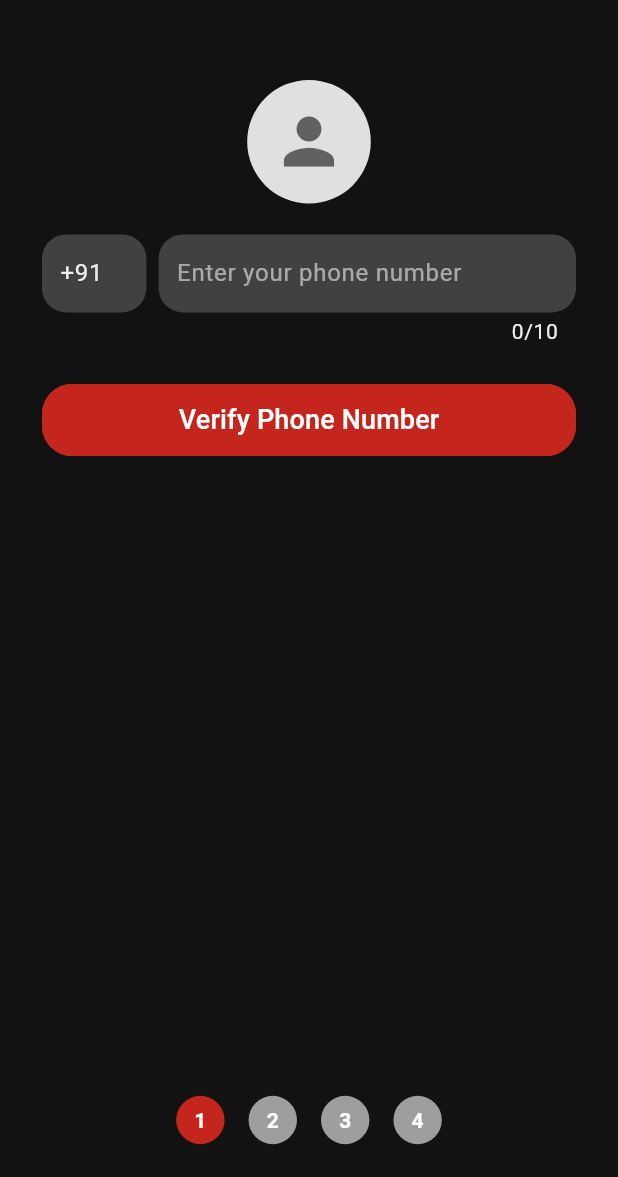
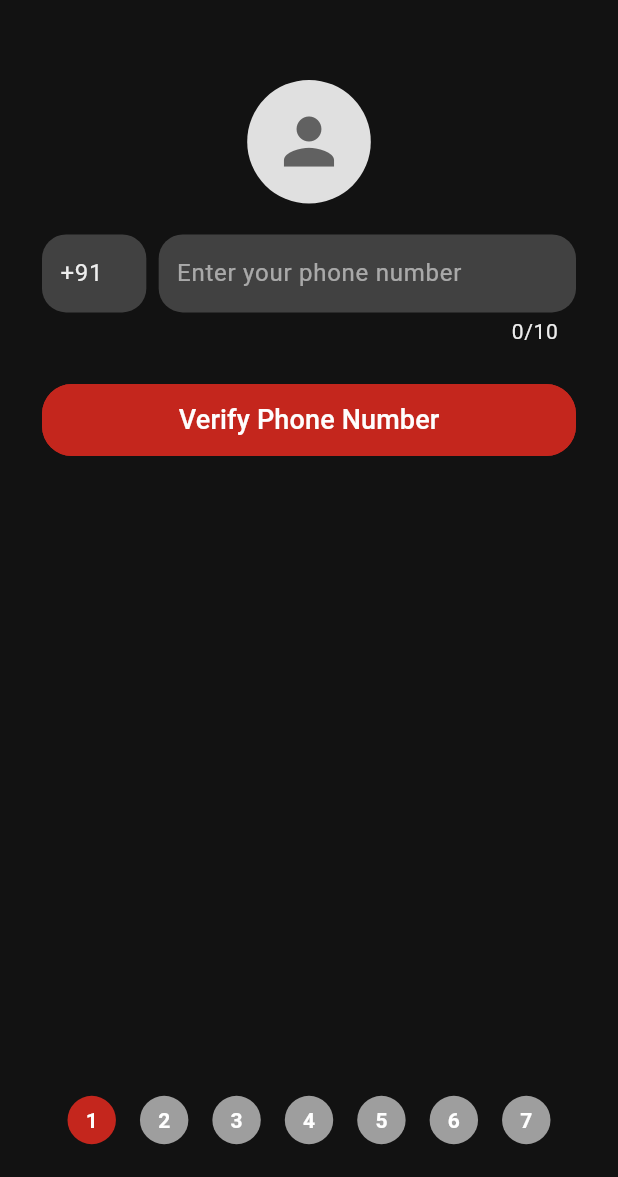
Before and after one commit to anushhhka/commu, a Flutter app: the VillageMember screen opened directly, on a phone screen of 412 x 824 dp, the part 59-1236 px from its top. Run offline on Flutter 3.47's test engine with Material 3 defaults, Android fonts, the phone set to English and light mode, and no system bars; our stand-ins replace cloud_firestore, firebase_auth, firebase_core, firebase_storage, fluttertoast, image_picker and 1 more; accounts and stored records are empty; generated files the repository leaves out were written again.

Commit message:
Changed fields for signup

```diff
--- a/lib/constants/app_constants.dart
+++ b/lib/constants/app_constants.dart
@@ -1,15 +1,14 @@
 class AppConstants {
   final List<String> villageMemberFirstPageQuestions = [
     "Email",
-    "Full Name of the Member",
+    "First Name",
     "Middle Name / Husband's Name",
     "Mother's Name (Not to be filled by married woman)",
-    "Mobile/Whatsapp Number",
   ];
 
   final List<String> villageMemberSecondPageQuestions = [
     "Grandfather's Name/Father in law's name",
-    "Grandmother's name",
+    "Grandmother's Name/ Mother in law's name",
     "Surname",
     "Full Name of Family Head",
     "Relation with Head of the family",
@@ -17,12 +16,36 @@ class AppConstants {
 
   final List<String> villageMemberThirdPageQuestions = [
     "Date of Birth",
-    "Hobbies",
     "Education",
     "Education Status",
     "Blood Group",
-    "Whatsapp Number",
-    "Mobile Number",
+    "Mobile Number / Whatsapp Number",
+    "Additional Number",
+    "Hobbies",
+  ];
+
+  final List<String> villageMemberFourthPageQuestions = [
+    "Residential Address",
+    "State",
+    "Pin Code",
+    "Activity/Employee Status",
+    "Business/Office Address",
+  ];
+
+  final List<String> villageMemberFifthPageQuestions = [
+    "Marital Status",
+    "Marriage Date",
+    "Mavitra Name (If married)",
+    "Mavitra Village Name (If married)",
+    "Total number of family members residing at the same address",
+  ];
+
+  final List<String> villageMemberSixthPageQuestions = [
+    "Full Name of Family Head",
+    "Relation with Head of the family",
+    "Education Status",
+    "Mavitra Name (If married)",
+    "Mavitra Village Name (If married)",
   ];
 
   final List<String> niyaniFirstPageQuestions = [
@@ -34,11 +57,11 @@ class AppConstants {
 
   final List<String> niyaniSecondPageQuestions = [
     "Date of Birth",
-    "Hobbies",
     "Education",
     "Blood Group",
-    "Mobile Number",
-    "Additional Number"
+    "Mobile Number/Whatsapp Number",
+    "Additional Number",
+    "Hobbies",
   ];
 
   final List<String> niyaniThirdPageQuestions = [
@@ -49,10 +72,10 @@ class AppConstants {
   ];
 
   final List<String> niyaniFourthPageQuestions = [
-    "Total number of family members residing at the same address",
     "Activity/Employee Status",
     "Own or Family's Business/Office Address",
+    "Marriage Date",
     "Marital Status",
-    "Marriage Date"
+    "Total number of family members residing at the same address",
   ];
 }
--- a/lib/screens/auth/signup/niyani.dart
+++ b/lib/screens/auth/signup/niyani.dart
@@ -122,12 +122,12 @@ class _NiyaniState extends State<Niyani> {
         storageUrl = null;
       } else {
         storageUrl = await FirebaseStorageService()
-            .uploadImage(_image!, _secondPageControllers[4].text);
+            .uploadImage(_image!, _phoneNumberController.text);
       }
 
       // Save answers using the service
       bool response = await FirebaseSignUpService().saveNiyaniDetails(
-        userId: _secondPageControllers[4].text,
+        userId: _phoneNumberController.text,
         data: data,
         imagePath: storageUrl,
       );
--- a/lib/screens/auth/signup/village_member.dart
+++ b/lib/screens/auth/signup/village_member.dart
@@ -25,7 +25,15 @@ class _VillageMemberState extends State<VillageMember> {
   final ImagePicker _picker = ImagePicker();
   final PageController _pageController = PageController();
   int _currentPage = 0;
-  final List<bool> _pageValidationStatus = [false, false, false, false];
+  final List<bool> _pageValidationStatus = [
+    false,
+    false,
+    false,
+    false,
+    false,
+    false,
+    false
+  ];
   final TextEditingController _phoneNumberController = TextEditingController();
 
   final AppConstants _appConstants = AppConstants();
@@ -34,12 +42,18 @@ class _VillageMemberState extends State<VillageMember> {
   List<TextEditingController> _firstPageControllers = [];
   List<TextEditingController> _secondPageControllers = [];
   List<TextEditingController> _thirdPageControllers = [];
+  List<TextEditingController> _fourthPageControllers = [];
+  List<TextEditingController> _fifthPageControllers = [];
+  List<TextEditingController> _sixthPageControllers = [];
 
   // Separate GlobalKey<FormState> for each page
   final GlobalKey<FormState> _zerothPageFormKey = GlobalKey<FormState>();
   final GlobalKey<FormState> _firstPageFormKey = GlobalKey<FormState>();
   final GlobalKey<FormState> _secondPageFormKey = GlobalKey<FormState>();
   final GlobalKey<FormState> _thirdPageFormKey = GlobalKey<FormState>();
+  final GlobalKey<FormState> _fourthPageFormKey = GlobalKey<FormState>();
+  final GlobalKey<FormState> _fifthPageFormKey = GlobalKey<FormState>();
+  final GlobalKey<FormState> _sixthPageFormKey = GlobalKey<FormState>();
 
   Future<void> _pickImage() async {
     final pickedFile = await _picker.pickImage(source: ImageSource.gallery);
@@ -61,6 +75,15 @@ class _VillageMemberState extends State<VillageMember> {
     for (var controller in _thirdPageControllers) {
       controller.dispose();
     }
+    for (var controller in _fourthPageControllers) {
+      controller.dispose();
+    }
+    for (var controller in _fifthPageControllers) {
+      controller.dispose();
+    }
+    for (var controller in _sixthPageControllers) {
+      controller.dispose();
+    }
     _pageController.dispose();
     super.dispose();
   }
@@ -76,6 +99,15 @@ class _VillageMemberState extends State<VillageMember> {
         (_) => TextEditingController());
     _thirdPageControllers = List.generate(
         _appConstants.villageMemberThirdPageQuestions.length,
+        (_) => TextEditingController());
+    _fourthPageControllers = List.generate(
+        _appConstants.villageMemberFourthPageQuestions.length,
+        (_) => TextEditingController());
+    _fifthPageControllers = List.generate(
+        _appConstants.villageMemberFifthPageQuestions.length,
+        (_) => TextEditingController());
+    _sixthPageControllers = List.generate(
+        _appConstants.villageMemberSixthPageQuestions.length,
         (_) => TextEditingController());
   }
 
@@ -103,17 +135,35 @@ class _VillageMemberState extends State<VillageMember> {
             _thirdPageControllers[i].text;
       }
 
+      // Collect answers from the fourth page
+      for (int i = 0; i < _fourthPageControllers.length; i++) {
+        data[_appConstants.villageMemberFourthPageQuestions[i]] =
+            _fourthPageControllers[i].text;
+      }
+
+      // Collect answers from the fifth page
+      for (int i = 0; i < _fifthPageControllers.length; i++) {
+        data[_appConstants.villageMemberFifthPageQuestions[i]] =
+            _fifthPageControllers[i].text;
+      }
+
+      // Collect answers from the sixth page
+      for (int i = 0; i < _sixthPageControllers.length; i++) {
+        data[_appConstants.villageMemberSixthPageQuestions[i]] =
+            _sixthPageControllers[i].text;
+      }
+
       String? storageUrl;
       if (_image == null) {
         storageUrl = null;
       } else {
         storageUrl = await FirebaseStorageService()
-            .uploadImage(_image!, _secondPageControllers[4].text);
+            .uploadImage(_image!, _phoneNumberController.text);
       }
 
       // Save answers using the service
       bool response = await FirebaseSignUpService().saveVillageMembersDetails(
-        userId: _firstPageControllers[4].text,
+        userId: _phoneNumberController.text,
         data: data,
         imagePath: storageUrl,
         documents: documents,
@@ -254,12 +304,51 @@ class _VillageMemberState extends State<VillageMember> {
                     child: SingleChildScrollView(
                       child: Form(
                         key: _thirdPageFormKey,
+                        child: TextFieldBuilder(
+                          questions:
+                              _appConstants.villageMemberThirdPageQuestions,
+                          controllers: _thirdPageControllers,
+                        ),
+                      ),
+                    ),
+                  ),
+                  Padding(
+                    padding: const EdgeInsets.symmetric(horizontal: 22.0),
+                    child: SingleChildScrollView(
+                      child: Form(
+                        key: _fourthPageFormKey,
+                        child: TextFieldBuilder(
+                          questions:
+                              _appConstants.villageMemberFourthPageQuestions,
+                          controllers: _fourthPageControllers,
+                        ),
+                      ),
+                    ),
+                  ),
+                  Padding(
+                    padding: const EdgeInsets.symmetric(horizontal: 22.0),
+                    child: SingleChildScrollView(
+                      child: Form(
+                        key: _fifthPageFormKey,
+                        child: TextFieldBuilder(
+                          questions:
+                              _appConstants.villageMemberFifthPageQuestions,
+                          controllers: _fifthPageControllers,
+                        ),
+                      ),
+                    ),
+                  ),
+                  Padding(
+                    padding: const EdgeInsets.symmetric(horizontal: 22.0),
+                    child: SingleChildScrollView(
+                      child: Form(
+                        key: _sixthPageFormKey,
                         child: Column(
                           children: [
                             TextFieldBuilder(
                               questions:
-                                  _appConstants.villageMemberThirdPageQuestions,
-                              controllers: _thirdPageControllers,
+                                  _appConstants.villageMemberSixthPageQuestions,
+                              controllers: _sixthPageControllers,
                             ),
                             SizedBox(height: size.height * 0.04),
                             PrimaryElevatedButton(
@@ -278,9 +367,10 @@ class _VillageMemberState extends State<VillageMember> {
                 ],
               ),
             ),
-            Row(
+            SingleChildScrollView(
+              child: Row(
                 mainAxisAlignment: MainAxisAlignment.center,
-              children: List.generate(4, (index) {
+                children: List.generate(7, (index) {
                   return GestureDetector(
                     onTap: () {
                       if (index > _currentPage && _validateCurrentPage()) {
@@ -314,6 +404,7 @@ class _VillageMemberState extends State<VillageMember> {
                   );
                 }),
               ),
+            ),
           ],
         ),
       ),
@@ -321,6 +412,7 @@ class _VillageMemberState extends State<VillageMember> {
   }
 
   bool _validateCurrentPage() {
+    setState(() {});
     bool isValid = false;
     switch (_currentPage) {
       case 0:
@@ -335,6 +427,15 @@ class _VillageMemberState extends State<VillageMember> {
       case 3:
         isValid = _thirdPageFormKey.currentState?.validate() ?? false;
         break;
+      case 4:
+        isValid = _fourthPageFormKey.currentState?.validate() ?? false;
+        break;
+      case 5:
+        isValid = _fifthPageFormKey.currentState?.validate() ?? false;
+        break;
+      case 6:
+        isValid = _sixthPageFormKey.currentState?.validate() ?? false;
+        break;
       default:
         isValid = false;
     }
```
Lines whose indentation alone changed are shown as unchanged.
